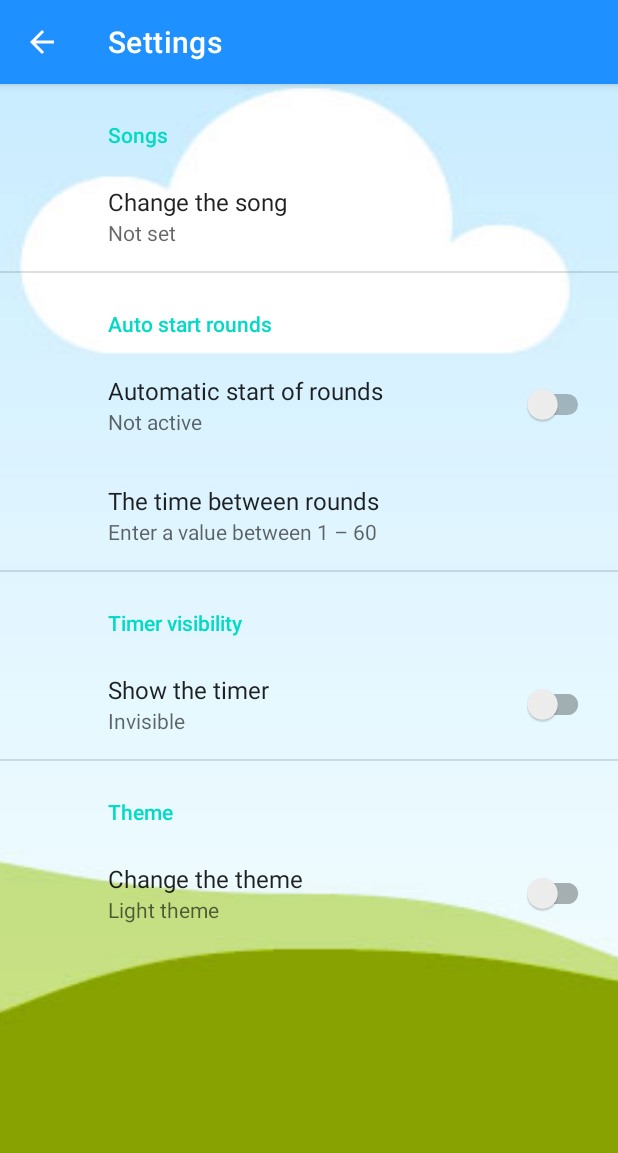
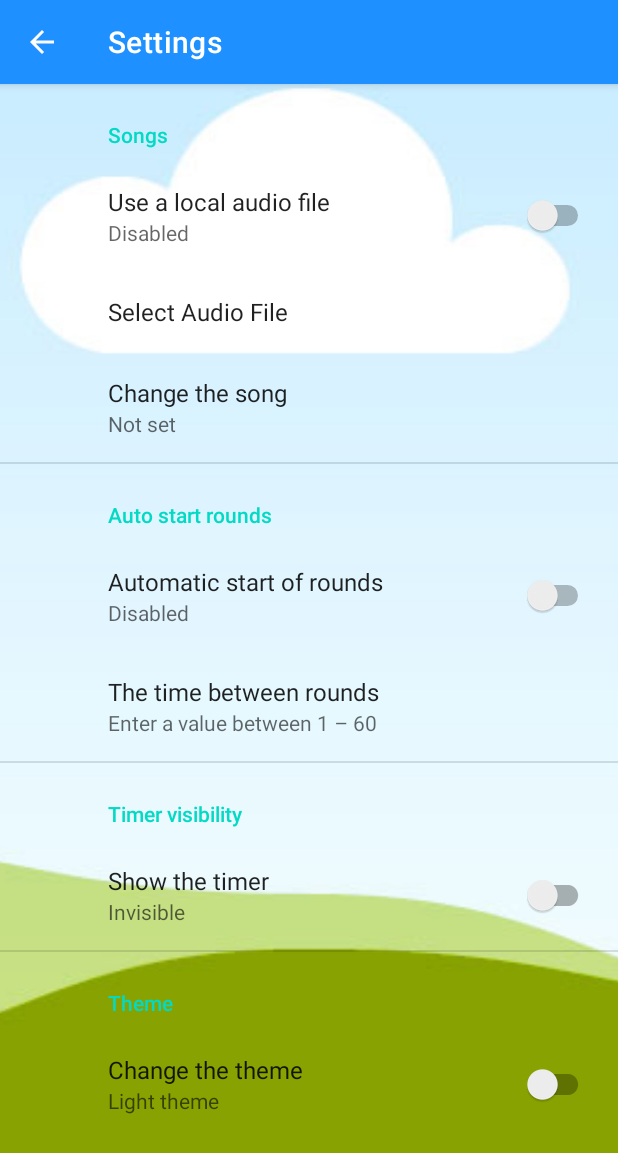
Before and after one commit to Infer-Noam/musical-chairs, an Android app: the Settings screen opened directly, with no data from a screen before it, on a phone screen of 412 x 824 dp. Shown: the top 1153 px of the screen. Run offline under Robolectric (Android 15) with nearby library versions, the phone set to English and light mode, and no system bars; our stand-ins replace androidx.preference; Roboto replaces fonts that are not available here.

Commit message:
stronger than life itself

```diff
--- /dev/null
+++ b/app/src/main/java/com/Infernoam/musicalchairs/AudioFilePreference.java
@@ -0,0 +1,57 @@
+package com.Infernoam.musicalchairs; // Replace with your actual package name
+
+import static com.Infernoam.musicalchairs.FileUtils.copyToInternalStorageAndGetFileUri;
+
+import android.app.Activity;
+import android.content.ContentResolver;
+import android.content.Context;
+import android.content.Intent;
+import android.content.SharedPreferences;
+import android.net.Uri;
+import android.os.Build;
+import android.util.AttributeSet;
+
+import androidx.preference.Preference;
+import androidx.preference.PreferenceManager;
+
+import java.io.File;
+import java.io.FileNotFoundException;
+import java.io.FileOutputStream;
+import java.io.IOException;
+import java.io.InputStream;
+import java.io.OutputStream;
+import java.nio.file.Files;
+
+public class AudioFilePreference extends Preference {
+
+    public static final int REQUEST_CODE_PICK_AUDIO = 1001;
+
+    public AudioFilePreference(Context context, AttributeSet attrs) {
+        super(context, attrs);
+        setTitle("Select Audio File"); // Set the title or summary as needed
+    }
+
+    @Override
+    public void onClick() {
+        super.onClick();
+        // Launch an intent to pick an audio file
+        Intent intent = new Intent(Intent.ACTION_OPEN_DOCUMENT);
+        intent.setType("audio/*");
+        intent.addCategory(Intent.CATEGORY_OPENABLE);
+        if (getContext() instanceof Activity) {((Activity) getContext()).startActivityForResult(intent, REQUEST_CODE_PICK_AUDIO);
+        }
+    }
+
+    public void handleActivityResult(int requestCode, int resultCode, Intent data) throws IOException {
+        if (requestCode == REQUEST_CODE_PICK_AUDIO && resultCode == Activity.RESULT_OK) {
+            Uri audioUri = data != null ? data.getData() : null;
+
+            Uri fileUri = copyToInternalStorageAndGetFileUri(getContext(), audioUri);
+
+            SharedPreferences sharedPreferences = getContext().getSharedPreferences("sharedPrefs", Context.MODE_PRIVATE);
+            SharedPreferences.Editor editor = sharedPreferences.edit();
+            editor.putString("localSong", fileUri != null ? fileUri.toString() : null);
+            editor.apply();
+        }
+    }
+}
--- a/app/src/main/res/values/arrays.xml
+++ b/app/src/main/res/values/arrays.xml
@@ -11,12 +11,6 @@
         <item>Catch it</item>
         <item>Electro summer party</item>
         <item>Energetic indie rock jump</item>
-        <item>Funny running</item>
-        <item>Happy day</item>
-        <item>Lady of the 80s</item>
-        <item>Retro funk energetic
-        </item>
-        <item>Up beat rock good news</item>
     </string-array>
 
     <string-array name="song_values">
@@ -30,10 +24,5 @@
         <item>7</item>
         <item>8</item>
         <item>9</item>
-        <item>10</item>
-        <item>11</item>
-        <item>12</item>
-        <item>13</item>
-        <item>14</item>
     </string-array>
 </resources>
--- a/app/src/main/res/values/strings.xml
+++ b/app/src/main/res/values/strings.xml
@@ -27,6 +27,9 @@
 
     <!-- Songs Preferences -->
     <string name="Songs_title">Change the song</string>
+    <string name="isLocalSong_title">Use a local audio file</string>
+    <string name="isLocalSong_off">Disabled</string>
+    <string name="isLocalSong_on">Active</string>
 
     <!-- Timer visibility Preferences -->
     <string name="Visibility_Timer_title">Show the timer</string>
@@ -36,10 +39,13 @@
     <!-- Auto Rounds Preferences -->
     <string name="auto_title">Automatic start of rounds</string>
     <string name="auto_on">Active</string>
-    <string name="auto_off">Not active</string>
+    <string name="auto_off">Disabled</string>
     <string name="auto_attach_title">The time between rounds</string>
     <string name="auto_attach_summery">Enter a value between 1 – 60</string>
 
     <!-- Facebook -->
     <string name="facebook_app_id">1051324902871943</string>
+
+
+
 </resources>
--- a/app/src/main/res/xml/root_preferences.xml
+++ b/app/src/main/res/xml/root_preferences.xml
@@ -1,11 +1,22 @@
 <PreferenceScreen xmlns:android="http://schemas.android.com/apk/res/android"
     xmlns:app="http://schemas.android.com/apk/res-auto">
+
 
 
     <PreferenceCategory
         android:layout_width="wrap_content"
         android:layout_height="wrap_content"
         android:title="@string/songs_header">
+
+        <SwitchPreference
+            app:key="isLocalSong"
+            app:title="@string/isLocalSong_title"
+            app:summaryOff="@string/isLocalSong_off"
+            app:summaryOn="@string/isLocalSong_on" />
+
+        <com.Infernoam.musicalchairs.AudioFilePreference
+            android:key="audioFile"
+            android:dependency="isLocalSong"/>
 
         <ListPreference
             app:defaultValue="song"
@@ -14,6 +25,7 @@
             app:key="song"
             app:title="@string/Songs_title"
             app:useSimpleSummaryProvider="true" />
+
 
     </PreferenceCategory>
     <PreferenceCategory app:title="@string/auto_header">
```
Also changed, not shown: app/src/main/AndroidManifest.xml (+9 -3 lines), app/src/main/java/com/Infernoam/musicalchairs/MainActivity.java (+179 -85 lines), app/src/main/java/com/Infernoam/musicalchairs/Settings.java (+30 -94 lines), gradle/wrapper/gradle-wrapper.properties, 6 other files.
